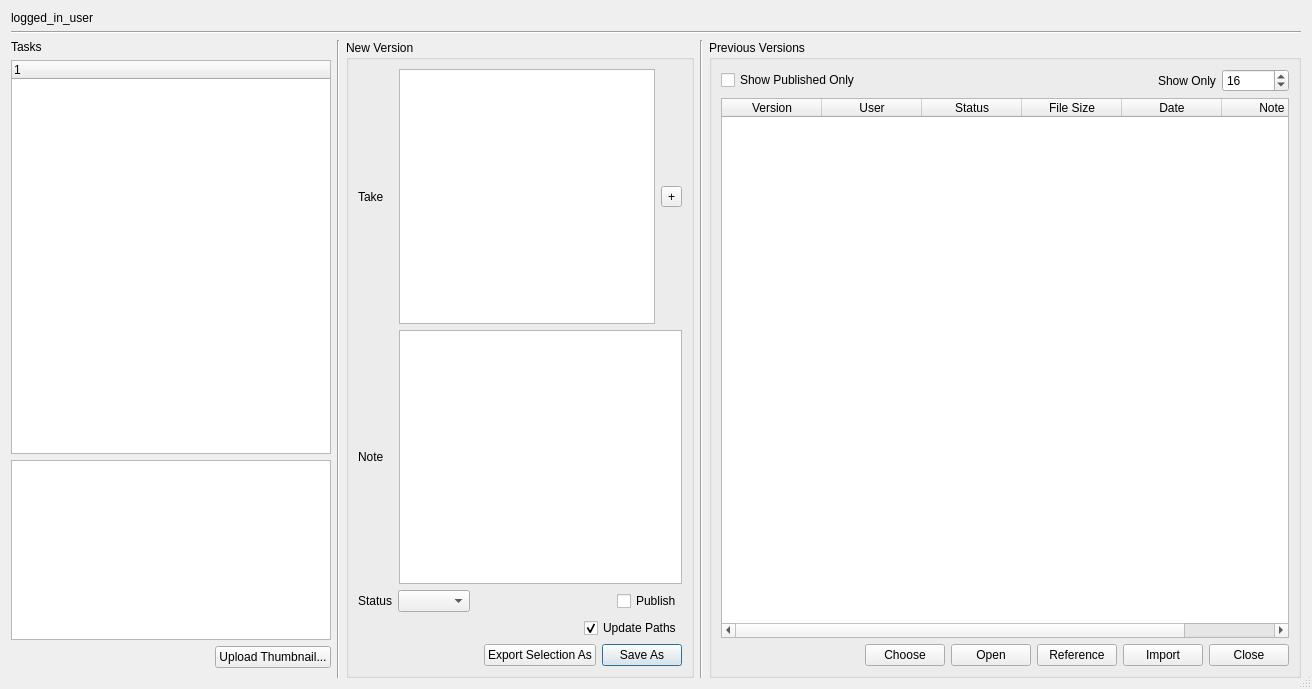
Before: the Qt Designer form anima/pipeline/ui/ui_files/version_creator.ui in eoyilmaz/anima, drawn with Qt 5.
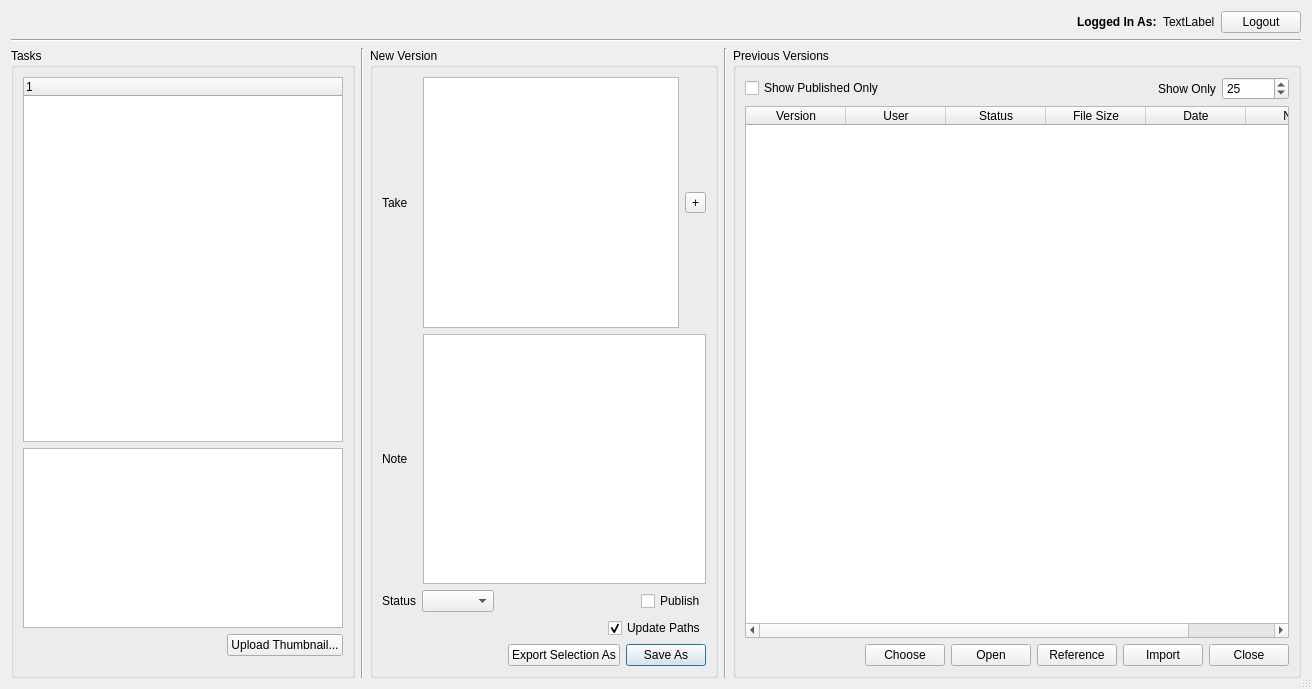
After: the same form once the commit is applied.

```diff
--- a/anima/pipeline/ui/ui_files/version_creator.ui
+++ b/anima/pipeline/ui/ui_files/version_creator.ui
@@ -47,9 +47,39 @@
       <item>
        <layout class="QHBoxLayout" name="horizontalLayout_11">
         <item>
-         <widget class="QLabel" name="label">
+         <spacer name="horizontalSpacer">
+          <property name="orientation">
+           <enum>Qt::Horizontal</enum>
+          </property>
+          <property name="sizeHint" stdset="0">
+           <size>
+            <width>40</width>
+            <height>20</height>
+           </size>
+          </property>
+         </spacer>
+        </item>
+        <item>
+         <widget class="QLabel" name="logged_in_as_label">
           <property name="text">
-           <string>logged_in_user</string>
+           <string>&lt;b&gt;Logged In As:&lt;/b&gt;</string>
+          </property>
+          <property name="textFormat">
+           <enum>Qt::AutoText</enum>
+          </property>
+         </widget>
+        </item>
+        <item>
+         <widget class="QLabel" name="logged_in_user_label">
+          <property name="text">
+           <string>TextLabel</string>
+          </property>
+         </widget>
+        </item>
+        <item>
+         <widget class="QPushButton" name="logout_pushButton">
+          <property name="text">
+           <string>Logout</string>
           </property>
          </widget>
         </item>
@@ -65,19 +95,16 @@
       <item>
        <layout class="QHBoxLayout" name="horizontalLayout_14" stretch="0,0,0,0,1">
         <item>
-         <layout class="QVBoxLayout" name="verticalLayout_5">
-          <property name="spacing">
-           <number>6</number>
-          </property>
-          <item>
-           <widget class="QLabel" name="label_2">
-            <property name="text">
+         <widget class="QGroupBox" name="tasks_groupBox">
+          <property name="title">
              <string>Tasks</string>
             </property>
-           </widget>
-          </item>
+          <layout class="QVBoxLayout" name="verticalLayout_2">
+           <property name="topMargin">
+            <number>9</number>
+           </property>
           <item>
-           <widget class="QTreeWidget" name="treeWidget">
+            <widget class="QTreeWidget" name="tasks_treeWidget">
             <column>
              <property name="text">
               <string notr="true">1</string>
@@ -86,8 +113,6 @@
            </widget>
           </item>
           <item>
-           <layout class="QHBoxLayout" name="horizontalLayout_8">
-            <item>
              <widget class="QGraphicsView" name="thumbnail_graphicsView">
               <property name="sizePolicy">
                <sizepolicy hsizetype="Fixed" vsizetype="Fixed">
@@ -130,8 +155,6 @@
               </property>
              </widget>
             </item>
-           </layout>
-          </item>
           <item>
            <layout class="QHBoxLayout" name="horizontalLayout_16">
             <property name="bottomMargin">
@@ -160,6 +183,7 @@
            </layout>
           </item>
          </layout>
+         </widget>
         </item>
         <item>
          <widget class="Line" name="line_2">
@@ -170,6 +194,12 @@
         </item>
         <item>
          <widget class="QGroupBox" name="new_version_groupBox">
+          <property name="font">
+           <font>
+            <weight>50</weight>
+            <bold>false</bold>
+           </font>
+          </property>
           <property name="title">
            <string>New Version</string>
           </property>
@@ -387,7 +417,7 @@
                 <number>999999</number>
                </property>
                <property name="value">
-                <number>16</number>
+                <number>25</number>
                </property>
               </widget>
              </item>
```
Lines whose indentation alone changed are shown as unchanged.
